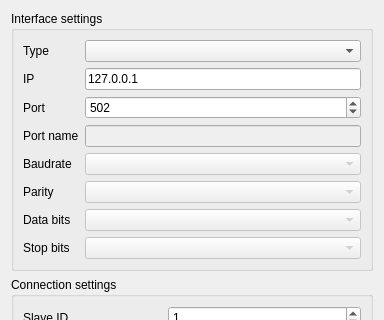
Qt form src/customwidgets/connectionform.ui (ModbusScope/ModbusScope) before a commit; both pictures show x 0 to 384 and y 0 to 320 of the 384 by 491 pixel window.
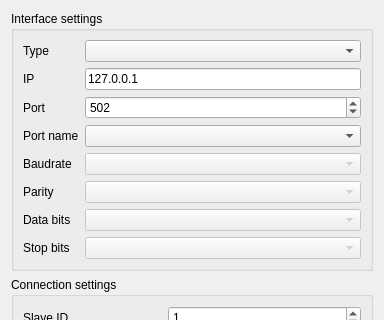
The same form after that commit. Custom widgets are drawn as their Qt base class.

Commit message: Add COM port combo (implements #146)

Patch:
```diff
--- a/src/customwidgets/connectionform.ui
+++ b/src/customwidgets/connectionform.ui
@@ -73,16 +73,6 @@
         </property>
        </widget>
       </item>
-      <item row="3" column="1">
-       <widget class="QLineEdit" name="linePortName">
-        <property name="enabled">
-         <bool>false</bool>
-        </property>
-        <property name="text">
-         <string/>
-        </property>
-       </widget>
-      </item>
       <item row="4" column="0">
        <widget class="QLabel" name="label_16">
         <property name="text">
@@ -146,6 +136,9 @@
         </property>
        </widget>
       </item>
+      <item row="3" column="1">
+       <widget class="SerialPortCombo" name="comboPortName"/>
+      </item>
      </layout>
     </widget>
    </item>
@@ -266,6 +259,13 @@
    </item>
   </layout>
  </widget>
+ <customwidgets>
+  <customwidget>
+   <class>SerialPortCombo</class>
+   <extends>QComboBox</extends>
+   <header>serialportcombo.h</header>
+  </customwidget>
+ </customwidgets>
  <resources/>
  <connections/>
 </ui>
```
The commit also changes 3 other files.
